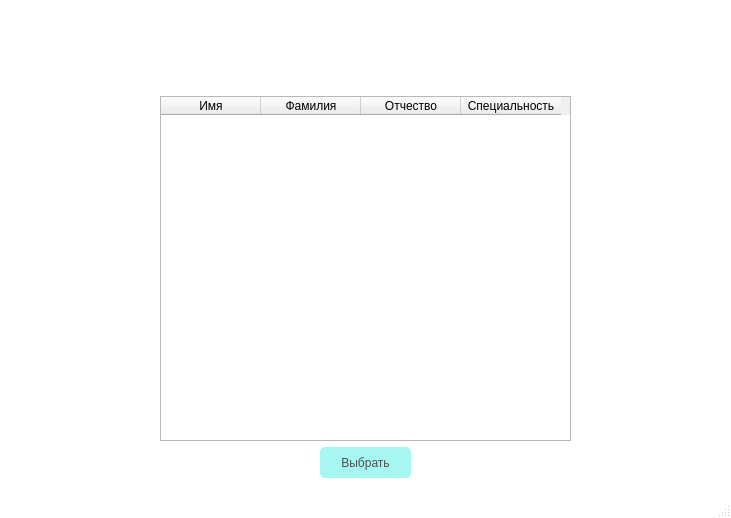
Above: ui/patient.ui from TomilinWow/PolyclinicSupportSystem before the change. Below: the same form after it.
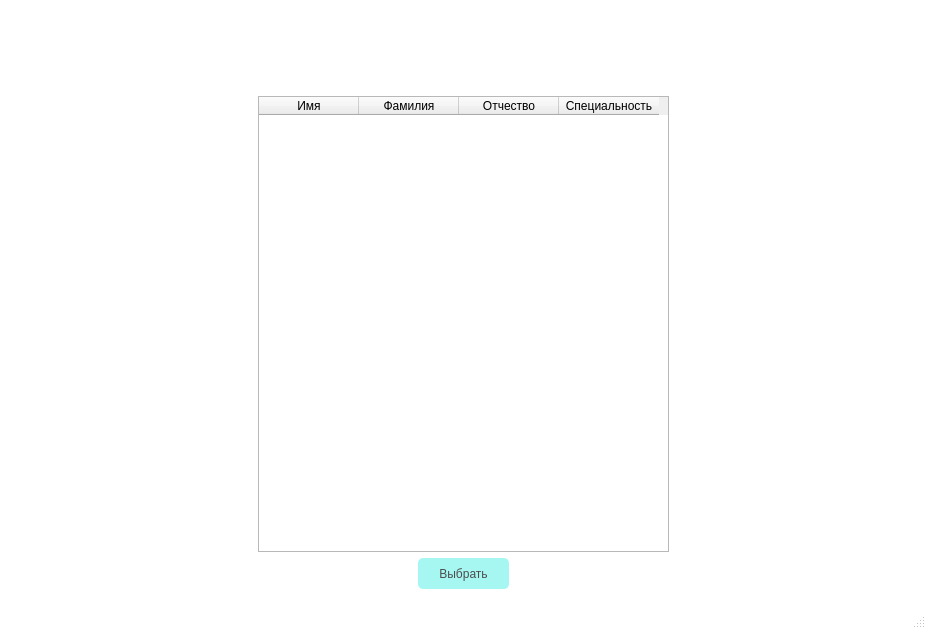
That is the form after the change. The open tabs and pages were chosen to show the change. Icons and pictures are not drawn.

```diff
--- a/ui/patient.ui
+++ b/ui/patient.ui
@@ -6,8 +6,8 @@
    <rect>
     <x>0</x>
     <y>0</y>
-    <width>731</width>
-    <height>518</height>
+    <width>926</width>
+    <height>629</height>
    </rect>
   </property>
   <property name="windowTitle">
```
Left out of the diff: 4 changed lines with no effect on the pictures.
